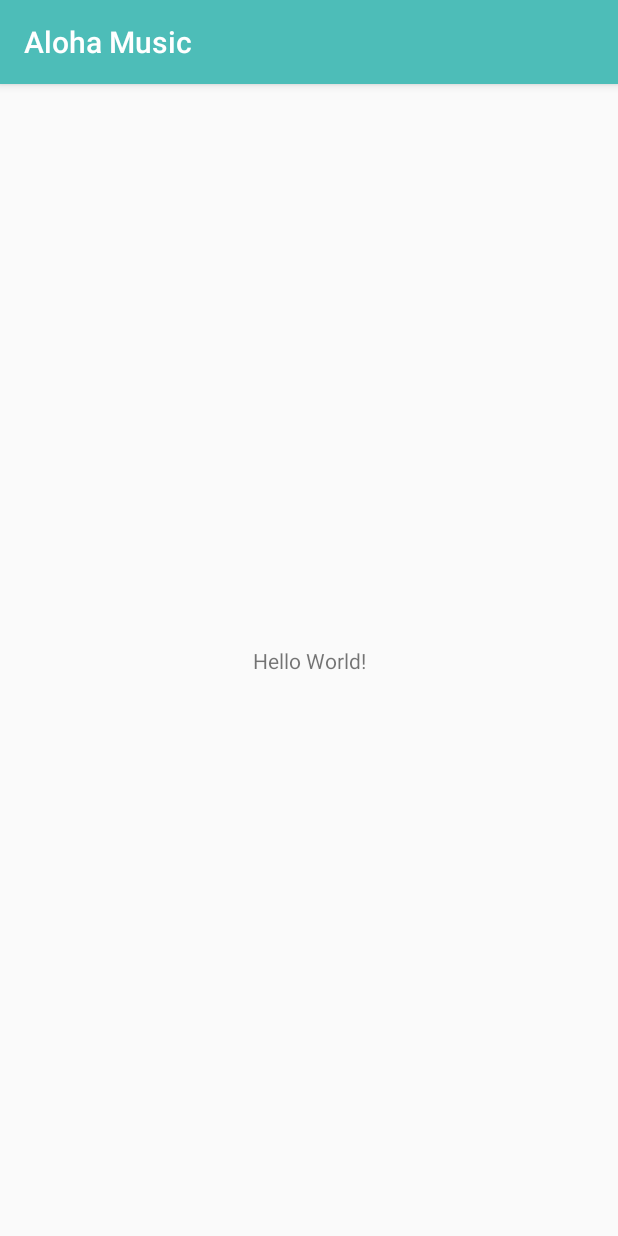
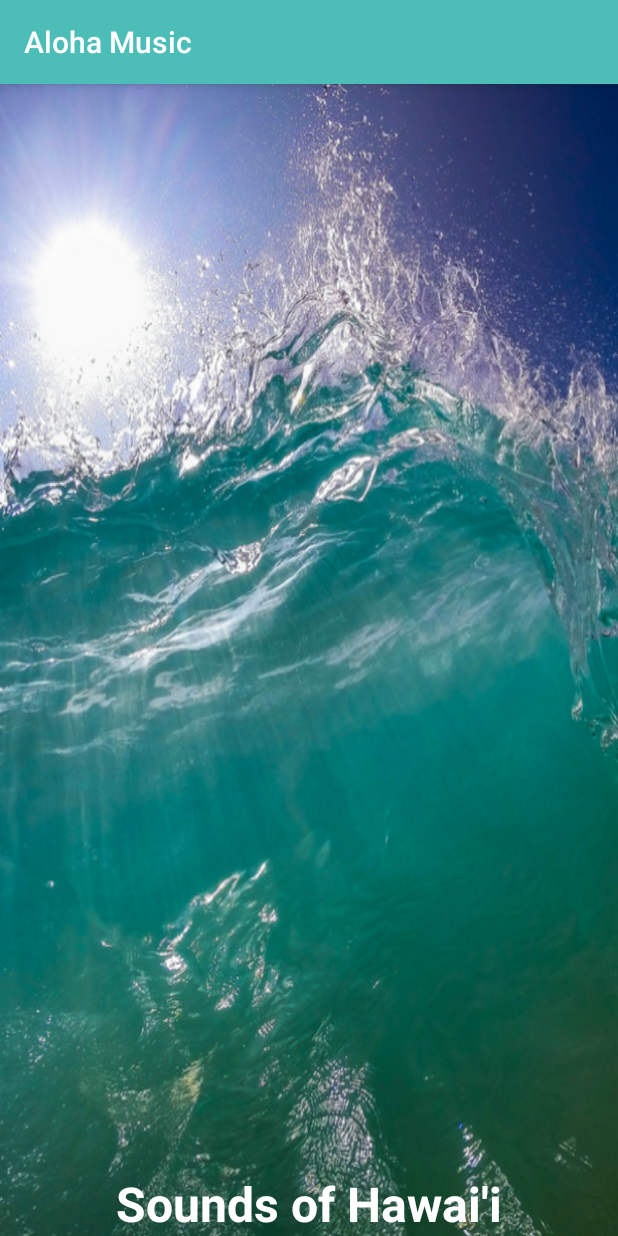
Before and after one commit to OrangeCoastCollege-CS273/Aloha-Music, an Android app: the screen it shows after launch (SplashActivity), on a phone screen of 412 x 824 dp. Run offline under Robolectric (Android 15) with nearby library versions, the phone set to English and light mode, and no system bars.

Commit message:
Create UI layout

```diff
--- a/app/src/main/res/layout/activity_splash.xml
+++ b/app/src/main/res/layout/activity_splash.xml
@@ -1,19 +1,15 @@
 <?xml version="1.0" encoding="utf-8"?>
-<android.support.constraint.ConstraintLayout
-    xmlns:android="http://schemas.android.com/apk/res/android"
-    xmlns:app="http://schemas.android.com/apk/res-auto"
-    xmlns:tools="http://schemas.android.com/tools"
-    android:layout_width="match_parent"
-    android:layout_height="match_parent"
-    tools:context="edu.orangecoastcollege.cs273.alohamusic.SplashActivity">
+<RelativeLayout xmlns:Android="http://schemas.android.com/apk/res/android"
+    Android:layout_height="match_parent"
+    Android:layout_width="match_parent">
 
     <TextView
-        android:layout_width="wrap_content"
-        android:layout_height="wrap_content"
-        android:text="Hello World!"
-        app:layout_constraintBottom_toBottomOf="parent"
-        app:layout_constraintLeft_toLeftOf="parent"
-        app:layout_constraintRight_toRightOf="parent"
-        app:layout_constraintTop_toTopOf="parent"/>
-
-</android.support.constraint.ConstraintLayout>
+        Android:layout_width="match_parent"
+        Android:layout_height="match_parent"
+        Android:background="@drawable/hawaii_wave"
+        Android:gravity="center|bottom"
+        Android:textStyle="bold"
+        Android:textSize="32dp"
+        Android:text="Sounds of Hawai'i"
+        Android:textColor="@android:color/white"/>
+</RelativeLayout>
```
